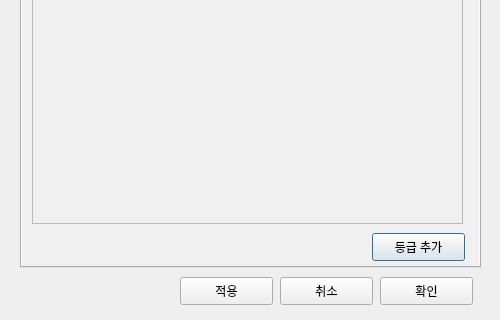
Old version of the form setting_dialog.ui in the repository yi1397/Image-processing-eel-sorter; both pictures show x 0 to 500 and y 183 to 503 of the 500 by 503 pixel window.
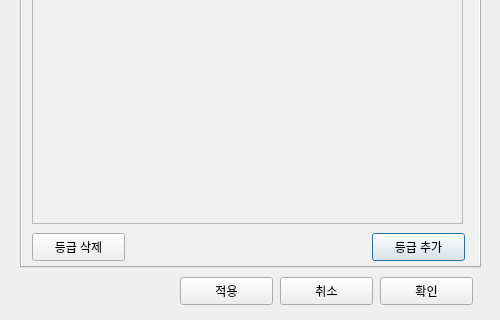
New version of the form.

Commit message: 등급 설정 만듬

The edit to the form file:
```diff
--- a/setting_dialog.ui
+++ b/setting_dialog.ui
@@ -270,6 +270,19 @@
       <bool>false</bool>
      </property>
     </widget>
+    <widget class="QPushButton" name="pushButton_add_grade_2">
+     <property name="geometry">
+      <rect>
+       <x>10</x>
+       <y>370</y>
+       <width>93</width>
+       <height>28</height>
+      </rect>
+     </property>
+     <property name="text">
+      <string>등급 삭제</string>
+     </property>
+    </widget>
    </widget>
    <widget class="QWidget" name="tab_2">
     <attribute name="title">
```
Left out of the diff: 4 changed lines with no effect on the pictures. The commit also changes 2 other files.
